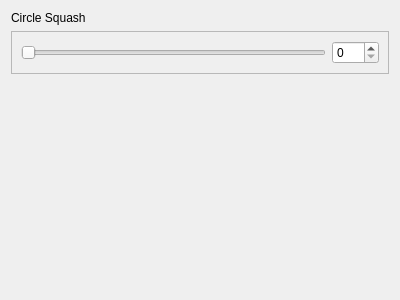
This is advancedcirclewidget.ui in Argasio/marionettaPlus as Qt 5 draws it before an edit. The edited form follows.
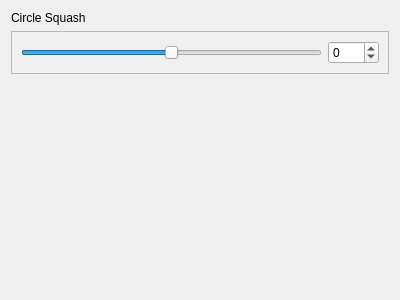
This is the edited form.

The edit to the form file:
```diff
--- a/advancedcirclewidget.ui
+++ b/advancedcirclewidget.ui
@@ -32,6 +32,9 @@
      <layout class="QHBoxLayout" name="horizontalLayout">
       <item>
        <widget class="QSlider" name="circleSquashSlider">
+        <property name="minimum">
+         <number>-100</number>
+        </property>
         <property name="maximum">
          <number>100</number>
         </property>
@@ -42,6 +45,9 @@
       </item>
       <item>
        <widget class="QSpinBox" name="circleSquashSpinbox">
+        <property name="minimum">
+         <number>-100</number>
+        </property>
         <property name="maximum">
          <number>100</number>
         </property>
```
